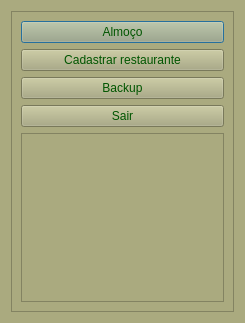
First picture: the form in ui/menu.ui, repository tiagopascal/Almoco, before the edit.
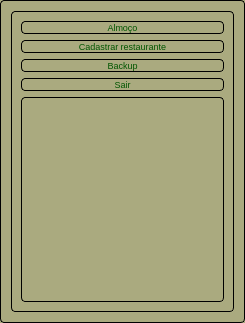
Second picture: the form after the edit. Icons and pictures are not drawn.

Commit message: Agora esta filtrando por data de cadastro e o layout foi levemente alterado.

Diff of the .ui file:
```diff
--- a/ui/menu.ui
+++ b/ui/menu.ui
@@ -15,7 +15,11 @@
   </property>
   <property name="styleSheet">
    <string notr="true">background-color: rgb(170, 170, 127);
-color: rgb(0, 85, 0);</string>
+color: rgb(0, 85, 0);
+
+border: 1px solid black; 
+border-style: solid;
+border-radius: 4px; font-size: 7pt;</string>
   </property>
   <layout class="QGridLayout" name="gridLayout_3">
    <item row="0" column="0">
```
Left out of the diff: 2 changed lines with no effect on the pictures. The commit also changes 5 other files.
